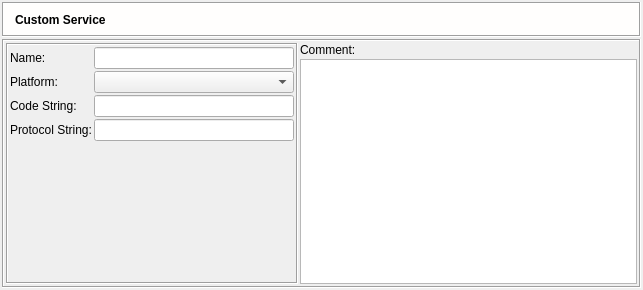
This is src/gui/customservicedialog_q.ui in fwbuilder/fwbuilder as Qt 5 draws it before an edit. The edited form follows.
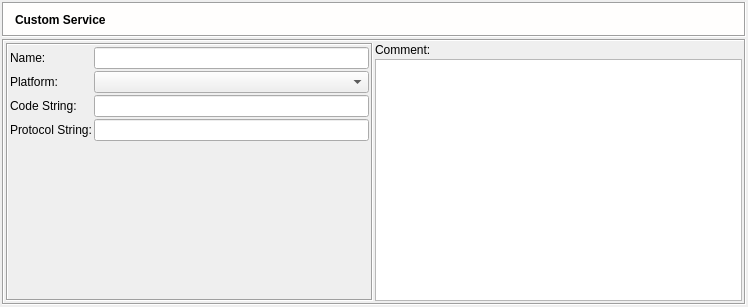
This is the edited form. Icons and pictures are not drawn.

The edit to the form file:
```diff
--- a/src/gui/customservicedialog_q.ui
+++ b/src/gui/customservicedialog_q.ui
@@ -8,8 +8,8 @@
    <rect>
     <x>0</x>
     <y>0</y>
-    <width>643</width>
-    <height>290</height>
+    <width>748</width>
+    <height>307</height>
    </rect>
   </property>
   <property name="windowTitle" >
@@ -224,13 +224,25 @@
             <widget class="QLineEdit" name="obj_name" >
              <property name="sizePolicy" >
               <sizepolicy vsizetype="Fixed" hsizetype="Preferred" >
-               <horstretch>0</horstretch>
+               <horstretch>200</horstretch>
                <verstretch>0</verstretch>
               </sizepolicy>
              </property>
              <property name="minimumSize" >
               <size>
-               <width>200</width>
+               <width>0</width>
+               <height>0</height>
+              </size>
+             </property>
+             <property name="sizeIncrement" >
+              <size>
+               <width>0</width>
+               <height>0</height>
+              </size>
+             </property>
+             <property name="baseSize" >
+              <size>
+               <width>0</width>
                <height>0</height>
               </size>
              </property>
```
